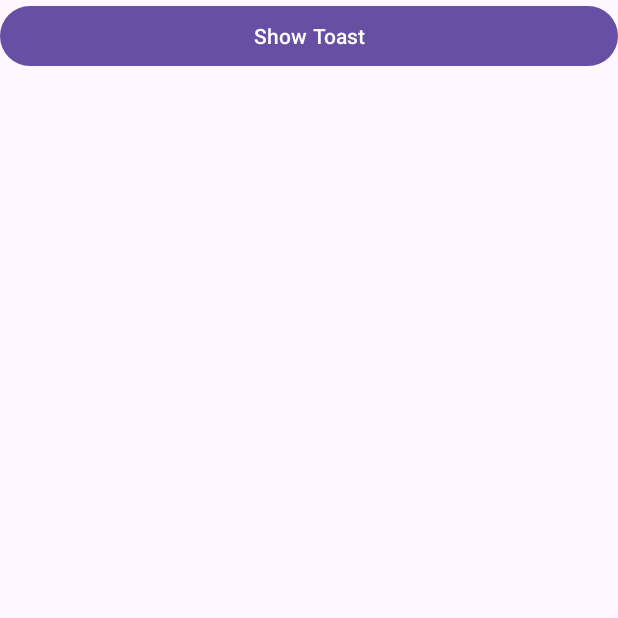
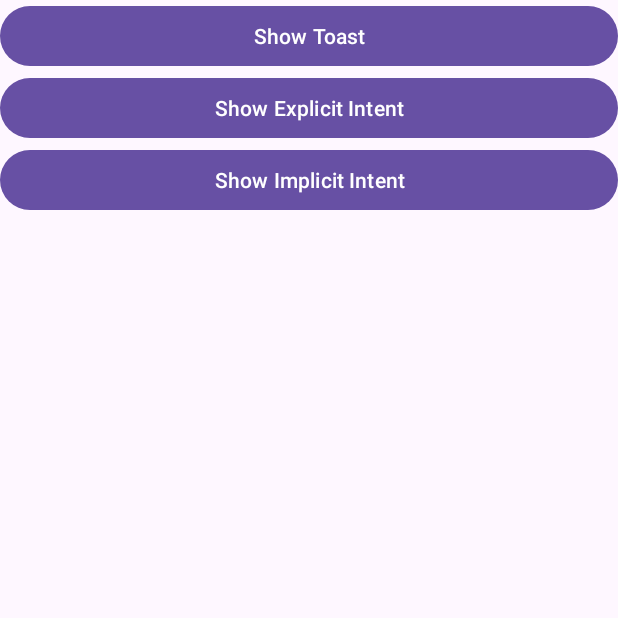
Before and after one commit to ihassanarif29/Android-Java-Learning-Application, an Android app: the screen it shows after launch (MainActivity), on a phone screen of 412 x 824 dp, the top half of it. Run offline under Robolectric (Android 15) with nearby library versions, the phone set to English and light mode, and no system bars.

Commit message:
Impliment Explicit and Implicit Intent

```diff
--- a/app/src/main/AndroidManifest.xml
+++ b/app/src/main/AndroidManifest.xml
@@ -13,6 +13,9 @@
         android:theme="@style/Theme.AndroidJavaLearningApplication"
         tools:targetApi="31">
         <activity
+            android:name=".NewActivity"
+            android:exported="false" />
+        <activity
             android:name=".MainActivity"
             android:exported="true">
             <intent-filter>
--- a/app/src/main/java/com/example/android_java_learning_application/MainActivity.java
+++ b/app/src/main/java/com/example/android_java_learning_application/MainActivity.java
@@ -1,5 +1,7 @@
 package com.example.android_java_learning_application;
 
+import android.content.Intent;
+import android.net.Uri;
 import android.os.Bundle;
 import android.view.View;
 import android.widget.Button;
@@ -24,7 +26,7 @@ public class MainActivity extends AppCompatActivity {
             return insets;
         });
 
-        Button toastButton = findViewById(R.id.buttonToast);
+        Button toastButton = findViewById(R.id.buttonShowToast);
         toastButton.setOnClickListener(new View.OnClickListener() {
             @Override
             public void onClick(View v) {
@@ -32,5 +34,25 @@ public class MainActivity extends AppCompatActivity {
             }
         });
 
+
+        Button showExplicitIntentButton = findViewById(R.id.buttonShowExplicitActivity);
+        showExplicitIntentButton.setOnClickListener(new View.OnClickListener() {
+            @Override
+            public void onClick(View v) {
+                Intent intent = new Intent(MainActivity.this, NewActivity.class);
+                startActivity(intent);
+            }
+        });
+
+        Button showImplicitIntentButton = findViewById(R.id.buttonShowImplicitActivity);
+        showImplicitIntentButton.setOnClickListener(new View.OnClickListener() {
+            @Override
+            public void onClick(View v) {
+                Intent intent = new Intent(Intent.ACTION_VIEW);
+                intent.setData(Uri.parse("https://www.google.com"));
+                startActivity(intent);
+            }
+        });
+
     }
 }
--- a/app/src/main/res/layout/activity_main.xml
+++ b/app/src/main/res/layout/activity_main.xml
@@ -10,9 +10,23 @@
     tools:context=".MainActivity">
 
     <Button
-        android:id="@+id/buttonToast"
+        android:id="@+id/buttonShowToast"
         android:layout_width="match_parent"
         android:layout_height="wrap_content"
         android:text="@string/show_toast_button" />
 
+    <Button
+        android:id="@+id/buttonShowExplicitActivity"
+        android:layout_width="match_parent"
+        android:layout_height="wrap_content"
+        android:text="@string/show_Explicit_Intent_button" />
+
+    <Button
+        android:id="@+id/buttonShowImplicitActivity"
+        android:layout_width="match_parent"
+        android:layout_height="wrap_content"
+        android:text="@string/show_Implicit_Intent_button" />
+
+
+
 </LinearLayout>
--- a/app/src/main/res/values/strings.xml
+++ b/app/src/main/res/values/strings.xml
@@ -1,4 +1,7 @@
 <resources>
     <string name="app_name">Android Java Learning Application</string>
     <string name="show_toast_button">Show Toast</string>
+    <string name="show_Implicit_Intent_button">Show Implicit Intent</string>
+    <string name="show_Explicit_Intent_button">Show Explicit Intent</string>
+    <string name="text_view_new_activity">Welcome to New Activity</string>
 </resources>
```
Also changed, not shown: app/src/main/java/com/example/android_java_learning_application/NewActivity.java (added, +24 -0 lines), app/src/main/res/layout/activity_new.xml (added, +23 -0 lines).
